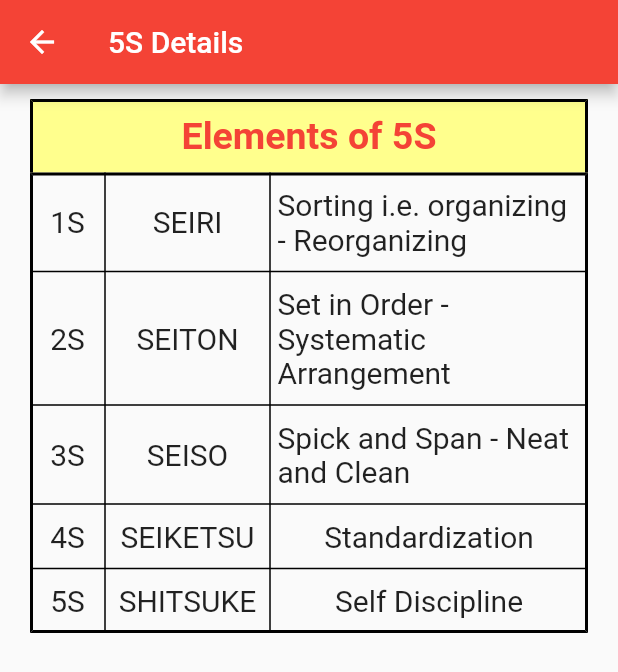
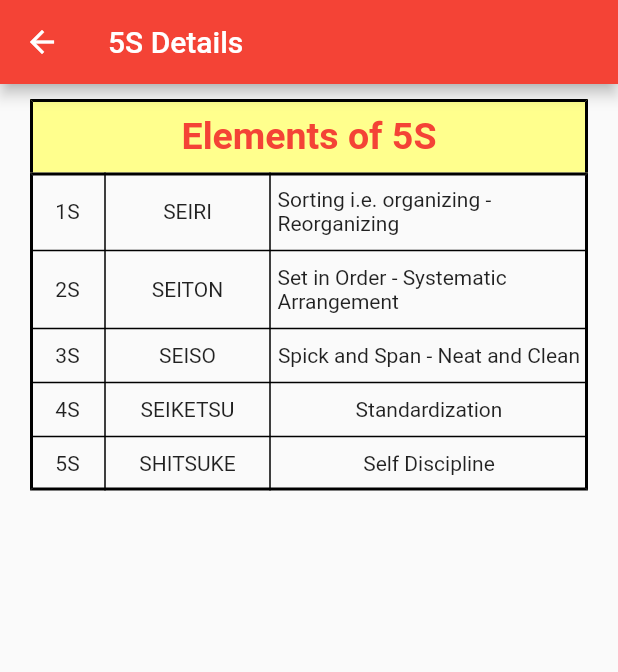
Before and after one commit to mbariya/Plant_Safety_Manual_App, a Flutter app: the FiveSPage screen opened by its route, on a phone screen of 412 x 824 dp. Shown: the top 672 px of the screen. Run offline on Flutter 3.47's test engine with Material 2 defaults, Android fonts, the phone set to English and light mode, and no system bars; our stand-ins replace dynamic_theme.

Commit message:
Table Row font size reduced

```diff
--- a/lib/Data/5sDetails.dart
+++ b/lib/Data/5sDetails.dart
@@ -63,20 +63,20 @@ class _FiveSPageState extends State<FiveSPage> {
                     new Center(
                       child: Container(
                         padding: EdgeInsets.fromLTRB(5.0, 10.0, 5.0, 10.0),
-                        child: new Text("1S", style: new TextStyle(fontSize: 20.0,)),
+                        child: new Text("1S",),
                       ),
                     ),
                     new Center(
                       child: Container(
                         padding: EdgeInsets.fromLTRB(5.0, 10.0, 5.0, 10.0),
-                        child: new Text("SEIRI", style: new TextStyle(fontSize: 20.0,)),
+                        child: new Text("SEIRI", ),
                       ),
                     ),
                     new Center(
                       child: Container(
                         padding: EdgeInsets.fromLTRB(5.0, 10.0, 5.0, 10.0),
                         child:
-                            new Text("Sorting i.e. organizing - Reorganizing", style: new TextStyle(fontSize: 20.0,)),
+                            new Text("Sorting i.e. organizing - Reorganizing",),
                       ),
                     ),
                   ],
@@ -87,20 +87,19 @@ class _FiveSPageState extends State<FiveSPage> {
                     new Center(
                       child: Container(
                         padding: EdgeInsets.fromLTRB(5.0, 10.0, 5.0, 10.0),
-                        child: new Text("2S", style: new TextStyle(fontSize: 20.0,)),
+                        child: new Text("2S", ),
                       ),
                     ),
                     new Center(
                       child: Container(
                         padding: EdgeInsets.fromLTRB(5.0, 10.0, 5.0, 10.0),
-                        child: new Text("SEITON", style: new TextStyle(fontSize: 20.0,)),
+                        child: new Text("SEITON", ),
                       ),
                     ),
                     new Center(
                       child: Container(
                         padding: EdgeInsets.fromLTRB(5.0, 10.0, 5.0, 10.0),
-                        child:
-                        new Text("Set in Order - Systematic Arrangement", style: new TextStyle(fontSize: 20.0,)),
+                        child: new Text("Set in Order - Systematic Arrangement",),
                       ),
                     ),
                   ],
@@ -111,19 +110,19 @@ class _FiveSPageState extends State<FiveSPage> {
                     new Center(
                       child: Container(
                         padding: EdgeInsets.fromLTRB(5.0, 10.0, 5.0, 10.0),
-                        child: new Text("3S", style: new TextStyle(fontSize: 20.0,)),
+                        child: new Text("3S",),
                       ),
                     ),
                     new Center(
                       child: Container(
                         padding: EdgeInsets.fromLTRB(5.0, 10.0, 5.0, 10.0),
-                        child: new Text("SEISO", style: new TextStyle(fontSize: 20.0,)),
+                        child: new Text("SEISO",),
                       ),
                     ),
                     new Center(
                       child: Container(
                         padding: EdgeInsets.fromLTRB(5.0, 10.0, 5.0, 10.0),
-                        child: new Text("Spick and Span - Neat and Clean", style: new TextStyle(fontSize: 20.0,),),
+                        child: new Text("Spick and Span - Neat and Clean",),
                       ),
                     ),
                   ],
@@ -134,20 +133,20 @@ class _FiveSPageState extends State<FiveSPage> {
                     new Center(
                       child: Container(
                         padding: EdgeInsets.fromLTRB(5.0, 10.0, 5.0, 10.0),
-                        child: new Text("4S", style: new TextStyle(fontSize: 20.0,)),
+                        child: new Text("4S",),
                       ),
                     ),
                     new Center(
                       child: Container(
                         padding: EdgeInsets.fromLTRB(5.0, 10.0, 5.0, 10.0),
-                        child: new Text("SEIKETSU", style: new TextStyle(fontSize: 20.0,)),
+                        child: new Text("SEIKETSU",),
                       ),
                     ),
                     new Center(
                       child: Container(
                         padding: EdgeInsets.fromLTRB(5.0, 10.0, 5.0, 10.0),
                         child:
-                        new Text("Standardization", style: new TextStyle(fontSize: 20.0,)),
+                        new Text("Standardization",),
                       ),
                     ),
                   ],
@@ -158,20 +157,20 @@ class _FiveSPageState extends State<FiveSPage> {
                     new Center(
                       child: Container(
                         padding: EdgeInsets.fromLTRB(5.0, 10.0, 5.0, 10.0),
-                        child: new Text("5S", style: new TextStyle(fontSize: 20.0,)),
+                        child: new Text("5S"),
                       ),
                     ),
                     new Center(
                       child: Container(
                         padding: EdgeInsets.fromLTRB(5.0, 10.0, 5.0, 10.0),
-                        child: new Text("SHITSUKE", style: new TextStyle(fontSize: 20.0,)),
+                        child: new Text("SHITSUKE",),
                       ),
                     ),
                     new Center(
                       child: Container(
                         padding: EdgeInsets.fromLTRB(5.0, 10.0, 5.0, 10.0),
                         child:
-                        new Text("Self Discipline", style: new TextStyle(fontSize: 20.0,)),
+                        new Text("Self Discipline"),
                       ),
                     ),
                   ],
```
